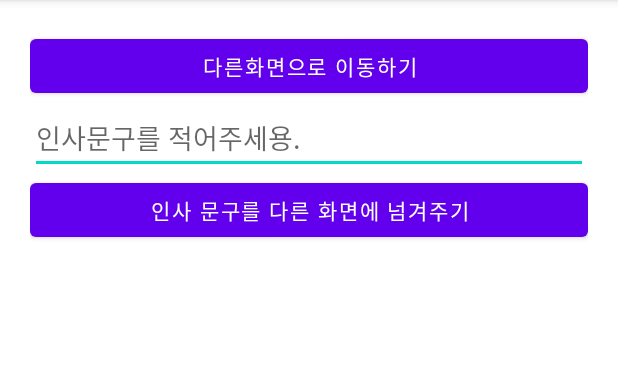
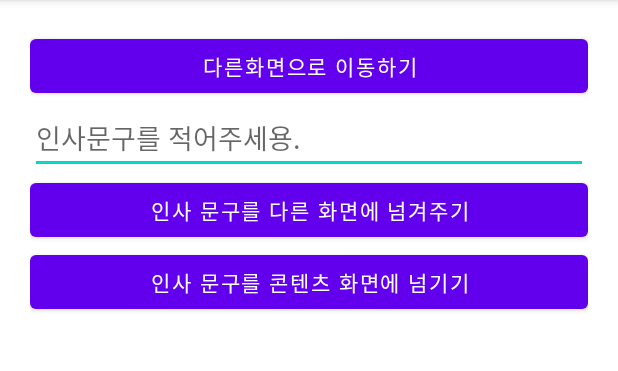
Before and after one commit to taetiseob/Intent_20210710, an Android app: the screen it shows after launch (MainActivity), on a phone screen of 412 x 824 dp, the part 84-455 px from its top. Run offline under Robolectric (Android 15) with nearby library versions, the phone set to English and light mode, and no system bars.

Commit message:
연습문제 새화면에 내용 전달하기

```diff
--- a/app/src/main/AndroidManifest.xml
+++ b/app/src/main/AndroidManifest.xml
@@ -9,7 +9,8 @@
         android:roundIcon="@mipmap/ic_launcher_round"
         android:supportsRtl="true"
         android:theme="@style/Theme.Intent_20210710">
-        <activity android:name=".ViewActivity"></activity>
+        <activity android:name=".ViewContentActivity"></activity>
+        <activity android:name=".ViewActivity" />
         <activity android:name=".OtherActivity" />
         <activity android:name=".MainActivity">
             <intent-filter>
--- a/app/src/main/res/layout/activity_main.xml
+++ b/app/src/main/res/layout/activity_main.xml
@@ -23,5 +23,9 @@
         android:layout_width="match_parent"
         android:layout_height="wrap_content"
         android:text="인사 문구를 다른 화면에 넘겨주기"/>
-
+    <Button
+        android:id="@+id/otherMessagebtn"
+        android:layout_width="match_parent"
+        android:layout_height="wrap_content"
+        android:text="인사 문구를 콘텐츠 화면에 넘기기"/>
 </LinearLayout>
```
Also changed, not shown: app/src/main/java/com/nepplus/intent_20210710/MainActivity.kt (+8 -0 lines), app/src/main/java/com/nepplus/intent_20210710/ViewContentActivity.kt (added, +14 -0 lines), app/src/main/res/layout/activity_view_content.xml (added, +18 -0 lines).
